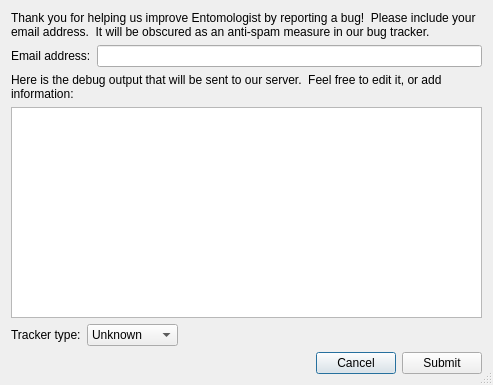
Before: the Qt Designer form ErrorReport.ui in Entomologist/entomologist, drawn with Qt 5.
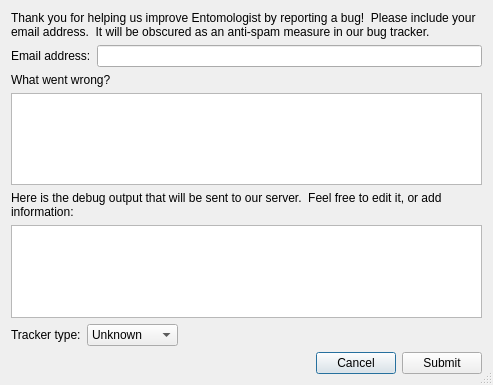
After: the same form once the commit is applied.

```diff
--- a/ErrorReport.ui
+++ b/ErrorReport.ui
@@ -47,6 +47,16 @@
      </item>
     </layout>
    </item>
+   <item>
+    <widget class="QLabel" name="label">
+     <property name="text">
+      <string>What went wrong?</string>
+     </property>
+    </widget>
+   </item>
+   <item>
+    <widget class="QPlainTextEdit" name="whatWentWrong"/>
+   </item>
    <item>
     <widget class="QLabel" name="infoLabel">
      <property name="text">
```
